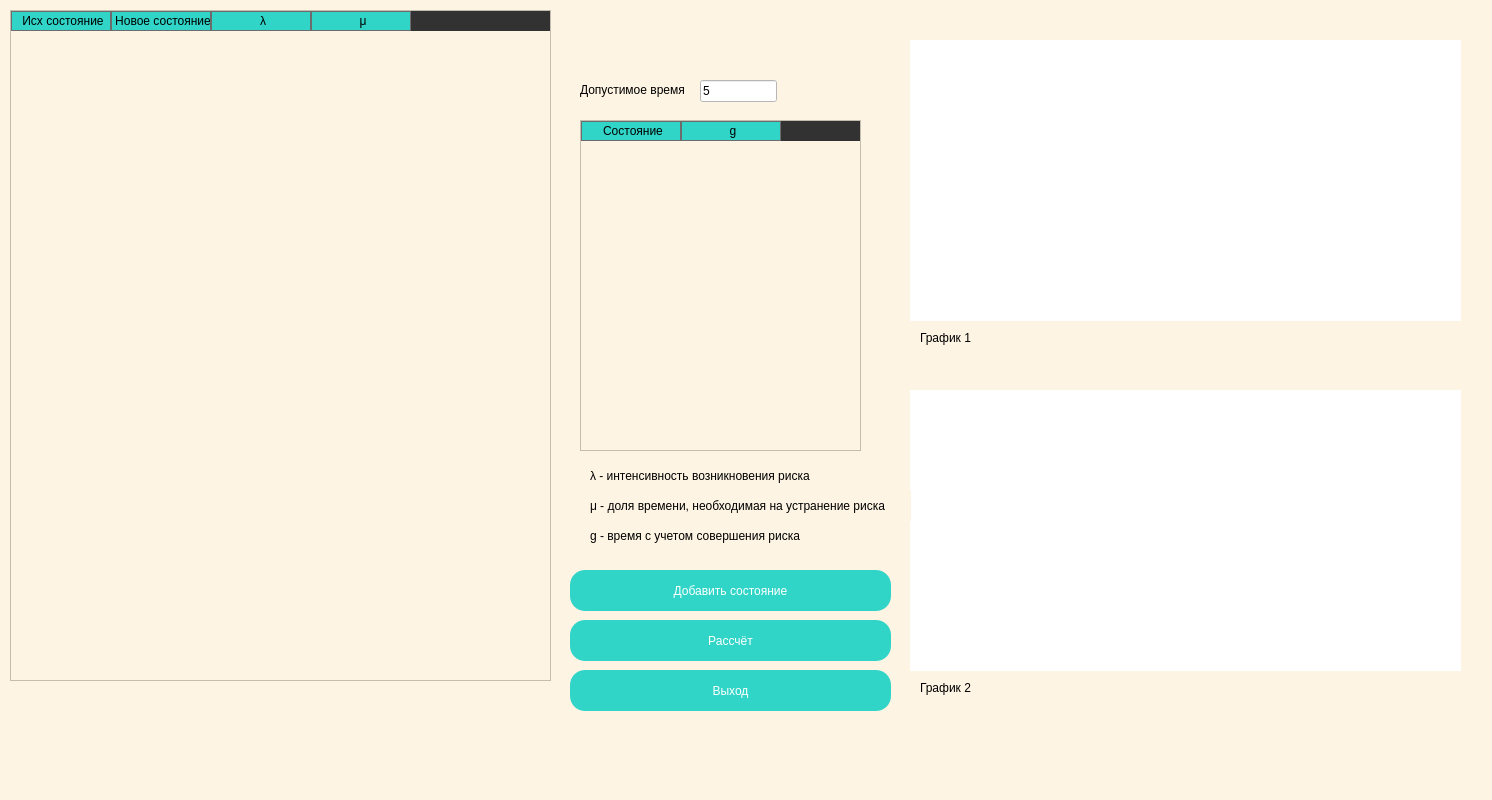
Above: myform.ui from KKaterina03/MyFirstDeal before the change. Below: the same form after it.
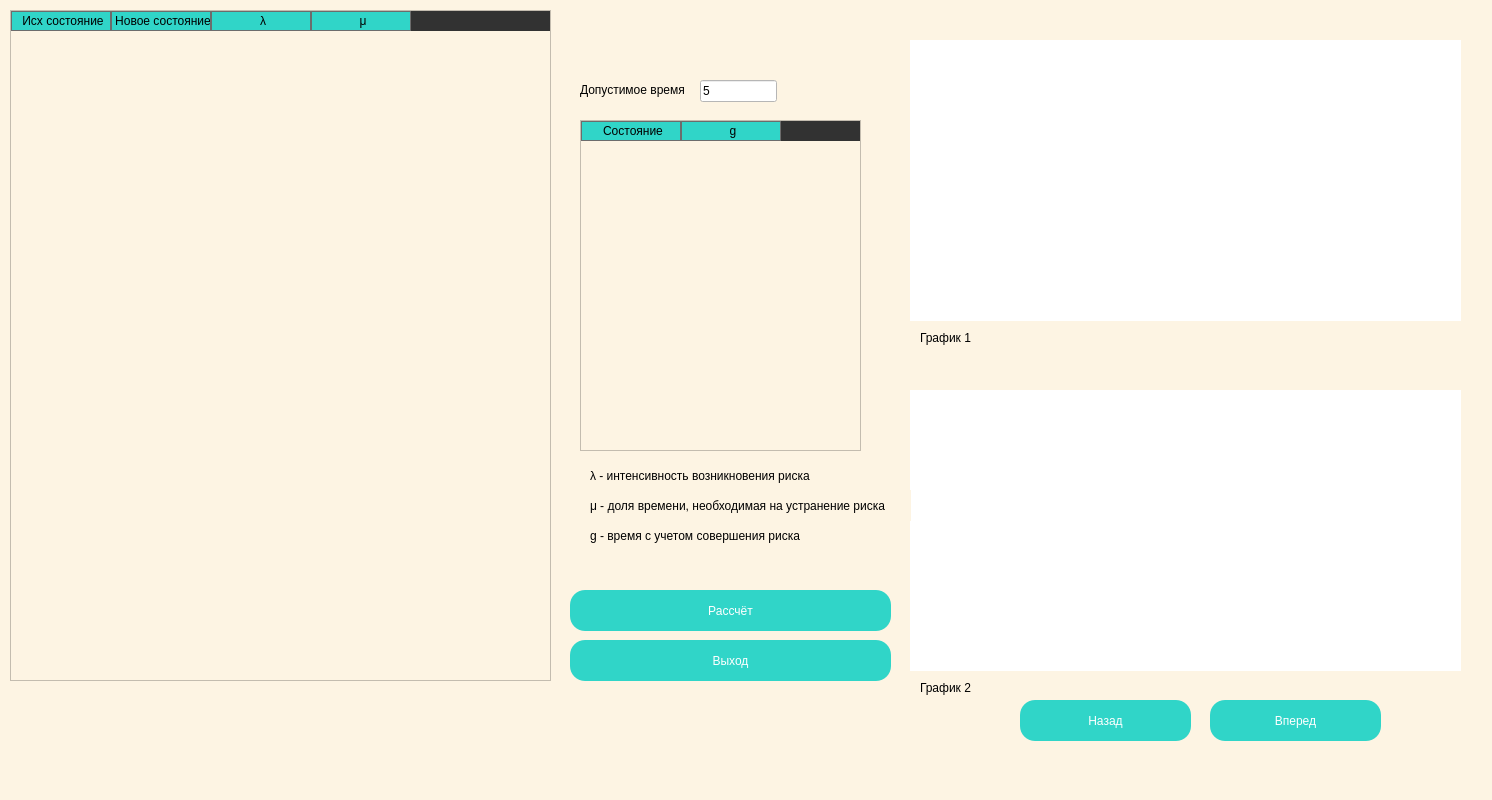
That is the form after the change. Custom widgets are drawn as their Qt base class.

What changed in the file:
```diff
--- a/myform.ui
+++ b/myform.ui
@@ -98,7 +98,7 @@
     <property name="geometry">
      <rect>
       <x>570</x>
-      <y>620</y>
+      <y>590</y>
       <width>321</width>
       <height>41</height>
      </rect>
@@ -121,34 +121,6 @@
      <string>Рассчёт</string>
     </property>
    </widget>
-   <widget class="QPushButton" name="AddButton">
-    <property name="geometry">
-     <rect>
-      <x>570</x>
-      <y>570</y>
-      <width>321</width>
-      <height>41</height>
-     </rect>
-    </property>
-    <property name="styleSheet">
-     <string notr="true">QPushButton{
-	border-radius: 15px;
-    color: white; 
-    background:  #30d5c8;
-}
-QPushButton:hover{
-	border-radius: 15px;
-	color: black; 
-    background: white;
-	
-}
-
-</string>
-    </property>
-    <property name="text">
-     <string>Добавить состояние</string>
-    </property>
-   </widget>
    <widget class="QLabel" name="label_2">
     <property name="geometry">
      <rect>
@@ -169,7 +141,7 @@
     <property name="geometry">
      <rect>
       <x>570</x>
-      <y>670</y>
+      <y>640</y>
       <width>321</width>
       <height>41</height>
      </rect>
@@ -372,13 +344,68 @@
      <string>График 2</string>
     </property>
    </widget>
+   <widget class="QPushButton" name="Nazad">
+    <property name="geometry">
+     <rect>
+      <x>1020</x>
+      <y>700</y>
+      <width>171</width>
+      <height>41</height>
+     </rect>
+    </property>
+    <property name="styleSheet">
+     <string notr="true">QPushButton{
+	border-radius: 15px;
+    color: white; 
+    background:  #30d5c8;
+}
+QPushButton:hover{
+	border-radius: 15px;
+	color: black; 
+    background: white;
+	
+}
+
+</string>
+    </property>
+    <property name="text">
+     <string>Назад</string>
+    </property>
+   </widget>
+   <widget class="QPushButton" name="Vpered">
+    <property name="geometry">
+     <rect>
+      <x>1210</x>
+      <y>700</y>
+      <width>171</width>
+      <height>41</height>
+     </rect>
+    </property>
+    <property name="styleSheet">
+     <string notr="true">QPushButton{
+	border-radius: 15px;
+    color: white; 
+    background:  #30d5c8;
+}
+QPushButton:hover{
+	border-radius: 15px;
+	color: black; 
+    background: white;
+	
+}
+
+</string>
+    </property>
+    <property name="text">
+     <string>Вперед</string>
+    </property>
+   </widget>
    <zorder>label_3</zorder>
    <zorder>label_2</zorder>
    <zorder>tableWidget</zorder>
    <zorder>widget</zorder>
    <zorder>widget_2</zorder>
    <zorder>CalcButton</zorder>
-   <zorder>AddButton</zorder>
    <zorder>ExitButton</zorder>
    <zorder>lineEdit</zorder>
    <zorder>label</zorder>
@@ -388,6 +415,8 @@
    <zorder>tableWidget_2</zorder>
    <zorder>label_7</zorder>
    <zorder>label_8</zorder>
+   <zorder>Nazad</zorder>
+   <zorder>Vpered</zorder>
   </widget>
  </widget>
  <customwidgets>
```
